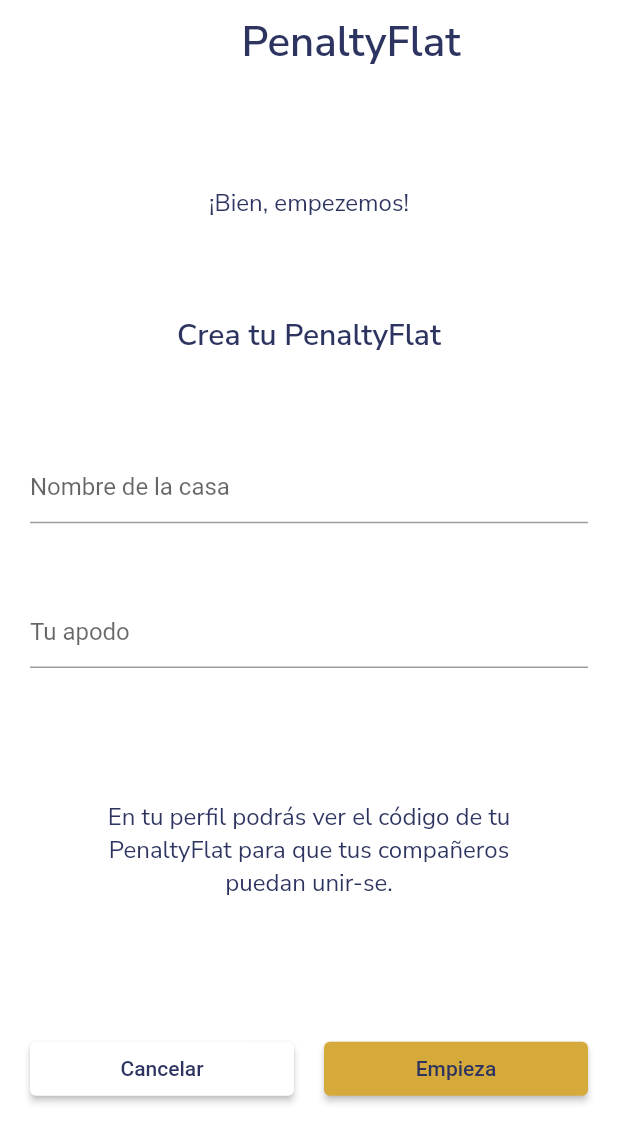
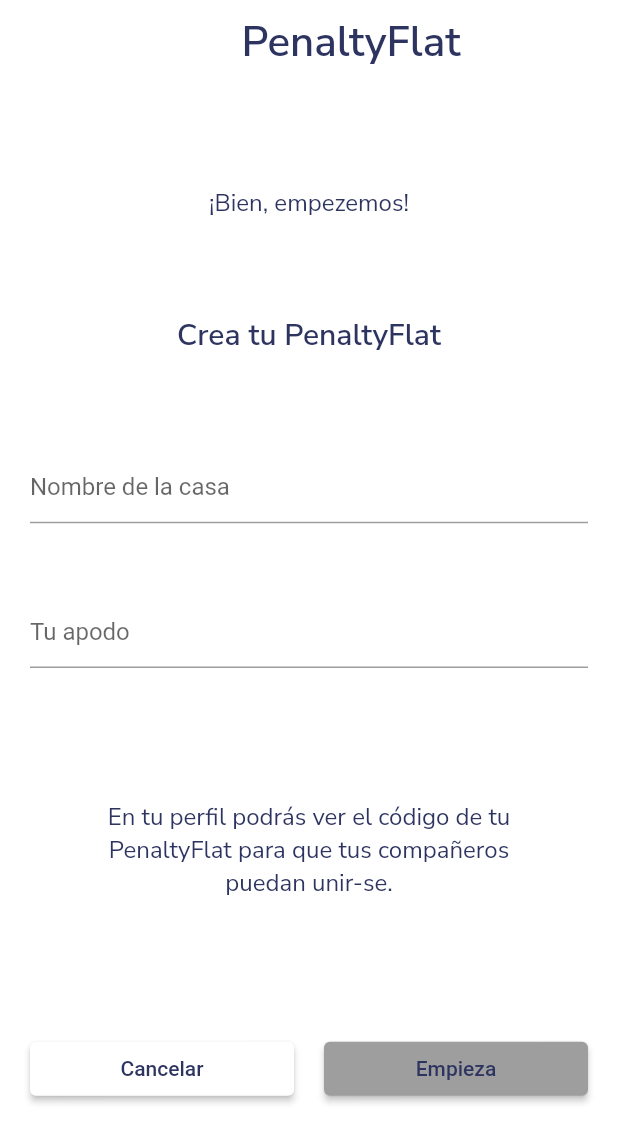
Before and after one commit to joanmc11/PenaltyFlat, a Flutter app: the screen it shows once a user with an empty profile is signed in, after a tap on "Crea tu PenaltyFlat", on a phone screen of 412 x 824 dp. Shown: the top 1143 px of the screen. Run offline on Flutter 3.47's test engine with Material 2 defaults, Android fonts, the light colour scheme and no system bars; our stand-ins replace cloud_firestore, dotted_border, email_validator, firebase_auth, firebase_core, firebase_storage and 6 more; missing offline and left inert: string_extensions; accounts and stored records are empty.

Commit message:
Color botons formularis

```diff
--- a/lib/screens/authenticate/register.dart
+++ b/lib/screens/authenticate/register.dart
@@ -120,7 +120,7 @@ class _RegisterState extends State<Register> {
                           Expanded(
                             child: ElevatedButton(
                               style: ElevatedButton.styleFrom(
-                                  primary: PageColors.yellow),
+                                  primary: name!=""&&email!=""&&password!=""? PageColors.yellow : Colors.grey),
                               child: Text(
                                 "Registrate",
                                 style: TextStyle(color: PageColors.blue),
--- a/lib/screens/authenticate/sign_in.dart
+++ b/lib/screens/authenticate/sign_in.dart
@@ -94,7 +94,7 @@ class _SignInState extends State<SignIn> {
                           Expanded(
                             child: ElevatedButton(
                               style: ElevatedButton.styleFrom(
-                                  primary: PageColors.yellow),
+                                  primary: email!=""&&password!=""? PageColors.yellow: Colors.grey),
                               child: Text(
                                 "Entra",
                                 style: TextStyle(color: PageColors.blue),
--- a/lib/screens/inside/crear_sesion.dart
+++ b/lib/screens/inside/crear_sesion.dart
@@ -123,7 +123,7 @@ class _CrearSesionState extends State<CrearSesion> {
                         padding: const EdgeInsets.only(left: 10.0),
                         child: ElevatedButton(
                           style: ElevatedButton.styleFrom(
-                              primary: PageColors.yellow),
+                              primary: apodo!=""&&casa!=""? PageColors.yellow: Colors.grey),
                           child: Text(
                             "Empieza",
                             style: TextStyle(color: PageColors.blue),
--- a/lib/screens/inside/unirte_sesion.dart
+++ b/lib/screens/inside/unirte_sesion.dart
@@ -112,7 +112,7 @@ class _EntrarSesionState extends State<EntrarSesion> {
                         padding: const EdgeInsets.only(left: 10.0),
                         child: ElevatedButton(
                           style: ElevatedButton.styleFrom(
-                              primary: PageColors.yellow),
+                              primary: codi!=""&&apodo!=""? PageColors.yellow: Colors.grey),
                           child: Text(
                             "Únete",
                             style: TextStyle(color: PageColors.blue),
--- a/lib/screens/penaltyflat/crearMulta/crear_multa.dart
+++ b/lib/screens/penaltyflat/crearMulta/crear_multa.dart
@@ -267,7 +267,7 @@ class _CrearMultaState extends State<CrearMulta> {
                                   padding: const EdgeInsets.only(left: 10.0),
                                   child: ElevatedButton(
                                     style: ElevatedButton.styleFrom(
-                                        primary: PageColors.yellow),
+                                        primary: titulo!=""&&descripcion!=""? PageColors.yellow: Colors.grey),
                                     child: Text(
                                       "Crear",
                                       style: TextStyle(color: PageColors.blue),
```
